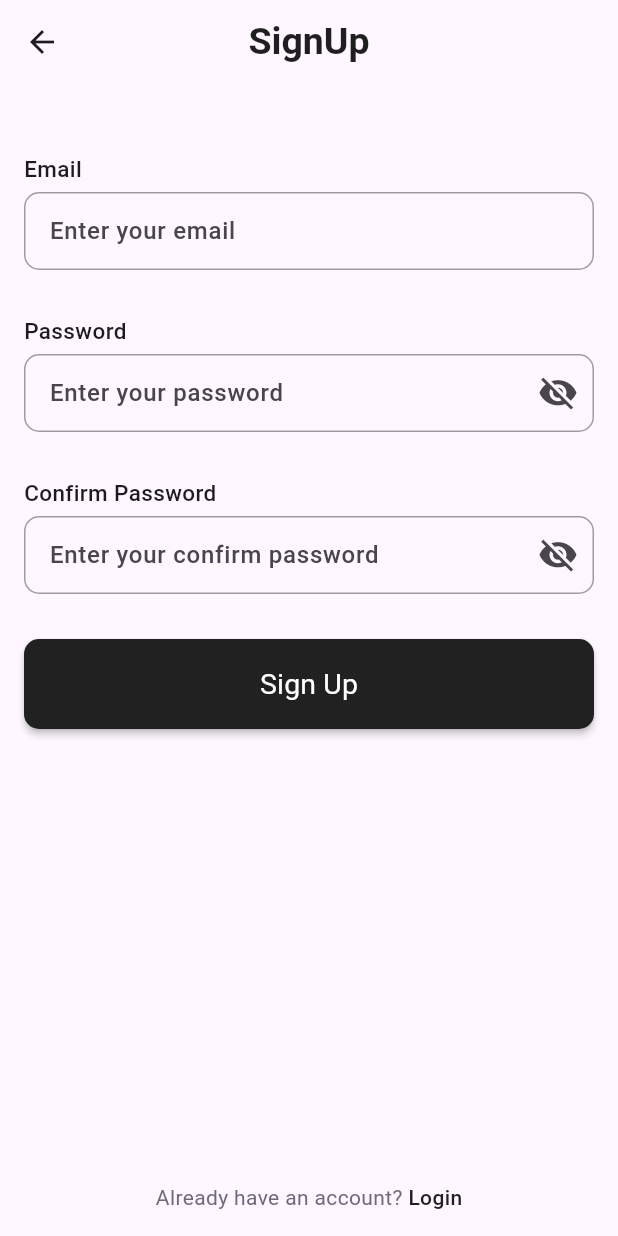
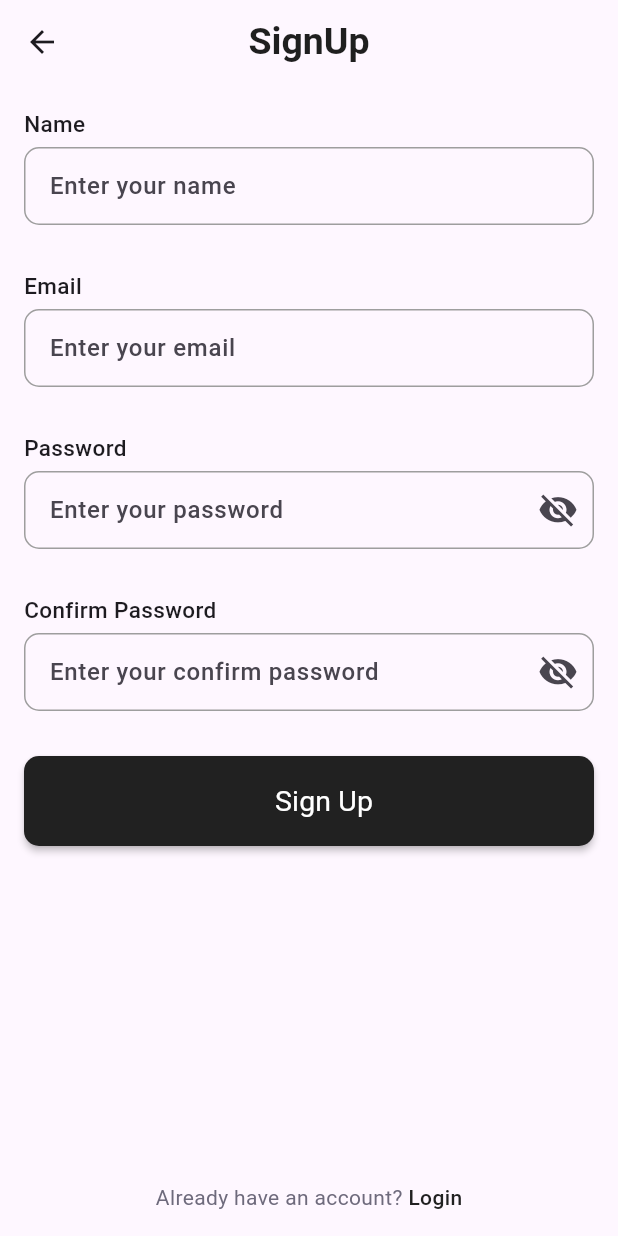
Before and after one commit to Youssef-Ma7moud-Eid/Shopping-App, a Flutter app: the RegisterScreen screen opened by its route, on a phone screen of 412 x 824 dp. Run offline on Flutter 3.47's test engine with Material 3 defaults, Android fonts, the light colour scheme and no system bars; our stand-ins replace animate_do, flutter_bloc, flutter_svg, smooth_page_indicator, toastification.

Commit message:
register data done

```diff
--- /dev/null
+++ b/lib/core/network/network.dart
@@ -0,0 +1,11 @@
+sealed class NetworkResult<T> {
+  const NetworkResult();
+}
+class NetworkSuccess<T> extends NetworkResult<T> {
+  final T data;
+  const NetworkSuccess(this.data);
+}
+class NetworkFailure<T> extends NetworkResult<T> {
+  final String errorMessage;
+  const NetworkFailure(this.errorMessage);
+}
--- a/lib/core/widgets/custom_button.dart
+++ b/lib/core/widgets/custom_button.dart
@@ -1,11 +1,15 @@
 import 'package:flutter/material.dart';
 
 class CustomButton extends StatelessWidget {
-  const CustomButton({Key? key, required this.title, this.onPressed})
-    : super(key: key);
+  const CustomButton({
+    Key? key,
+    required this.title,
+    this.onPressed,
+    this.isLoading = false,
+  }) : super(key: key);
 
   final String title;
-
+  final isLoading;
   final void Function()? onPressed;
   @override
   Widget build(BuildContext context) {
@@ -15,7 +19,21 @@ class CustomButton extends StatelessWidget {
       onPressed: onPressed,
       color: Color(0xff212121),
       shape: RoundedRectangleBorder(borderRadius: BorderRadius.circular(10)),
-      child: Text(
+      child: Row(
+        spacing: 20,
+        mainAxisAlignment: MainAxisAlignment.center,
+        children: [
+          isLoading
+              ? const SizedBox(
+                  width: 20,
+                  height: 20,
+                  child: CircularProgressIndicator(
+                    strokeWidth: 2,
+                    color: Colors.white,
+                  ),
+                )
+              : SizedBox.shrink(),
+          Text(
             title,
             style: TextStyle(
               fontSize: 19,
@@ -23,6 +41,8 @@ class CustomButton extends StatelessWidget {
               color: Color(0xffFFFFFF),
             ),
           ),
+        ],
+      ),
     );
   }
 }
--- /dev/null
+++ b/lib/feature/auth/data/model/request/reqister_request_dto.dart
@@ -0,0 +1,22 @@
+class RegisterRequestDto {
+  const RegisterRequestDto({
+    this.name,
+    this.email,
+    this.password,
+    this.avatar = "https://picsum.photos/800",
+  });
+
+  final String? name;
+  final String? email;
+  final String? password;
+  final String? avatar;
+
+  Map<String, dynamic> toJson() {
+    final Map<String, dynamic> data = Map<String, dynamic>();
+    data['name'] = name;
+    data['email'] = email;
+    data['password'] = password;
+    data['avatar'] = avatar;
+    return data;
+  }
+}
--- /dev/null
+++ b/lib/feature/auth/data/model/response/register_response_dto.dart
@@ -0,0 +1,32 @@
+class RegisterResponseDto {
+  int? id;
+  String? email;
+  String? password;
+  String? name;
+  String? role;
+  String? avatar;
+  String? creationAt;
+  String? updatedAt;
+
+   RegisterResponseDto({
+    this.id,
+    this.email,
+    this.password,
+    this.name,
+    this.role,
+    this.avatar,
+    this.creationAt,
+    this.updatedAt,
+  });
+
+  RegisterResponseDto.fromJson(Map<String, dynamic> json) {
+    id = json['id'];
+    email = json['email'];
+    password = json['password'];
+    name = json['name'];
+    role = json['role'];
+    avatar = json['avatar'];
+    creationAt = json['creationAt'];
+    updatedAt = json['updatedAt'];
+  }
+}
--- /dev/null
+++ b/lib/feature/auth/data/repo/repository/auth_repository_contract.dart
@@ -0,0 +1,9 @@
+import 'package:shopping_app/core/network/network.dart';
+import 'package:shopping_app/feature/auth/data/model/request/reqister_request_dto.dart';
+import 'package:shopping_app/feature/auth/data/model/response/register_response_dto.dart';
+
+abstract class AuthRepositoryContract {
+  Future<NetworkResult<RegisterResponseDto>> register(
+    RegisterRequestDto request,
+  );
+}
--- /dev/null
+++ b/lib/feature/auth/presentation/manager/login-cubit/login_state.dart
@@ -0,0 +1,5 @@
+sealed class LoginState {}
+class InitialState extends LoginState{}
+class SuccessLogin extends LoginState{}
+class LoadingLogin extends LoginState{}
+class FauilreLogin extends LoginState{}
--- /dev/null
+++ b/lib/feature/auth/presentation/manager/register-cubit/register_cubit.dart
@@ -0,0 +1,23 @@
+import 'package:flutter_bloc/flutter_bloc.dart';
+import 'package:shopping_app/core/network/network.dart';
+import 'package:shopping_app/feature/auth/data/model/request/reqister_request_dto.dart';
+import 'package:shopping_app/feature/auth/data/model/response/register_response_dto.dart';
+import 'package:shopping_app/feature/auth/data/repo/repository/auth_repository_contract.dart';
+import 'package:shopping_app/feature/auth/presentation/manager/register-cubit/register_state.dart';
+
+class RegisterCubit extends Cubit<RegisterState> {
+  RegisterCubit(this._repository) : super(InitialState());
+  final AuthRepositoryContract _repository;
+  Future<void> register(String name, String email, String pass) async {
+    emit(LoadingRegister());
+    var result = await _repository.register(
+      RegisterRequestDto(name: name, email: email, password: pass),
+    );
+    switch (result) {
+      case NetworkSuccess<RegisterResponseDto>():
+        emit(SuccessRegister());
+      case NetworkFailure<RegisterResponseDto>():
+        emit(FauilreRegister());
+    }
+  }
+}
--- /dev/null
+++ b/lib/feature/auth/presentation/manager/register-cubit/register_state.dart
@@ -0,0 +1,5 @@
+sealed class RegisterState {}
+class InitialState extends RegisterState{}
+class SuccessRegister extends RegisterState{}
+class LoadingRegister extends RegisterState{}
+class FauilreRegister extends RegisterState{}
--- a/lib/feature/auth/presentation/views/register_screen.dart
+++ b/lib/feature/auth/presentation/views/register_screen.dart
@@ -1,5 +1,8 @@
 import 'package:flutter/gestures.dart';
 import 'package:flutter/material.dart';
+import 'package:flutter_bloc/flutter_bloc.dart';
+import 'package:shopping_app/feature/auth/data/repo/repository/auth_repository_impl.dart';
+import 'package:shopping_app/feature/auth/presentation/manager/register-cubit/register_cubit.dart';
 import 'package:shopping_app/feature/auth/presentation/widgets/register_view_body.dart';
 
 class RegisterScreen extends StatelessWidget {
@@ -8,7 +11,9 @@ class RegisterScreen extends StatelessWidget {
 
   @override
   Widget build(BuildContext context) {
-    return Scaffold(
+    return BlocProvider(
+      create: (context) => RegisterCubit(injectableAuthRepo()),
+      child: Scaffold(
         appBar: AppBar(
           title: Text(
             "SignUp",
@@ -49,6 +54,7 @@ class RegisterScreen extends StatelessWidget {
                 ),
               )
             : null,
+      ),
     );
   }
 }
--- a/lib/feature/auth/presentation/widgets/register_view_body.dart
+++ b/lib/feature/auth/presentation/widgets/register_view_body.dart
@@ -1,8 +1,12 @@
 import 'package:flutter/material.dart';
+import 'package:flutter_bloc/flutter_bloc.dart';
 import 'package:shopping_app/core/common/widget/custom_form_text_fiel.dart';
 import 'package:shopping_app/core/dialogs/app_toasts.dart';
 import 'package:shopping_app/core/utils/validator_functions.dart';
 import 'package:shopping_app/core/widgets/custom_button.dart';
+import 'package:shopping_app/feature/auth/presentation/manager/register-cubit/register_cubit.dart';
+import 'package:shopping_app/feature/auth/presentation/manager/register-cubit/register_state.dart';
+import 'package:shopping_app/feature/auth/presentation/views/login_screen.dart';
 import 'package:toastification/toastification.dart';
 
 class RegisterViewBody extends StatefulWidget {
@@ -14,11 +18,14 @@ class RegisterViewBody extends StatefulWidget {
 
 class _RegisterViewBodyState extends State<RegisterViewBody> {
   var formKey = GlobalKey<FormState>();
+  late TextEditingController nameController;
+
   late TextEditingController emailController;
   late TextEditingController passwordController;
   late TextEditingController confirmPasswordController;
   @override
   void initState() {
+    nameController = TextEditingController();
     emailController = TextEditingController();
     passwordController = TextEditingController();
     confirmPasswordController = TextEditingController();
@@ -27,14 +34,45 @@ class _RegisterViewBodyState extends State<RegisterViewBody> {
 
   @override
   Widget build(BuildContext context) {
-    return SingleChildScrollView(
+    return BlocListener<RegisterCubit, RegisterState>(
+      listener: (context, state) {
+        if (state is SuccessRegister) {
+          AppToast.showToast(
+            context: context,
+            title: "Success",
+            description: "Register Success",
+            type: ToastificationType.success,
+          );
+        } else if (state is FauilreRegister) {
+          AppToast.showToast(
+            context: context,
+            title: "Erorr",
+            description: "Register Failed",
+            type: ToastificationType.error,
+          );
+        }
+      },
+      child: SingleChildScrollView(
         padding: const EdgeInsets.all(16.0),
         child: Form(
           key: formKey,
           child: Column(
             crossAxisAlignment: CrossAxisAlignment.start,
             children: [
+              Text(
+                "Name",
+                style: TextStyle(fontSize: 15, fontWeight: FontWeight.w500),
+              ),
+              SizedBox(height: 5),
+              CustomTextFormField(
+                controller: nameController,
+                validator: Validator.validateName,
+                hintText: "Enter your name",
+                keyboardType: TextInputType.name,
+                action: TextInputAction.next,
+              ),
               SizedBox(height: 30),
+
               Text(
                 "Email",
                 style: TextStyle(fontSize: 15, fontWeight: FontWeight.w500),
@@ -79,15 +117,26 @@ class _RegisterViewBodyState extends State<RegisterViewBody> {
                 action: TextInputAction.done,
               ),
               SizedBox(height: 30),
-            CustomButton(
-              title: "Sign Up",
-              onPressed: () {
+              BlocBuilder<RegisterCubit, RegisterState>(
+                builder: (context, state) {
+                  return CustomButton(
+                    title: state is LoadingRegister ? "Sign Up..." : "Sign Up",
+                    isLoading: state is LoadingRegister,
+                    onPressed: () async {
                       if (formKey.currentState!.validate()) {
-
+                        await BlocProvider.of<RegisterCubit>(context).register(
+                          nameController.text,
+                          emailController.text,
+                          passwordController.text,
+                        );
+                        Navigator.of(context).pushNamed(LoginScreen.routeName);
                       }
+                    },
+                  );
                 },
               ),
             ],
+          ),
         ),
       ),
     );
```
Also changed, not shown: lib/feature/auth/data/api/auth_api.dart (added, +27 -0 lines), lib/feature/auth/data/repo/data-source/auth_data_source_contract.dart (added, +7 -0 lines), lib/feature/auth/data/repo/data-source/auth_data_source_impl.dart (added, +17 -0 lines), lib/feature/auth/data/repo/repository/auth_repository_impl.dart (added, +20 -0 lines), pubspec.yaml (+7 -18 lines), lib/feature/auth/presentation/manager/login-cubit/login_cubit.dart (added), pubspec.lock. Lines whose indentation alone changed are shown as unchanged.
